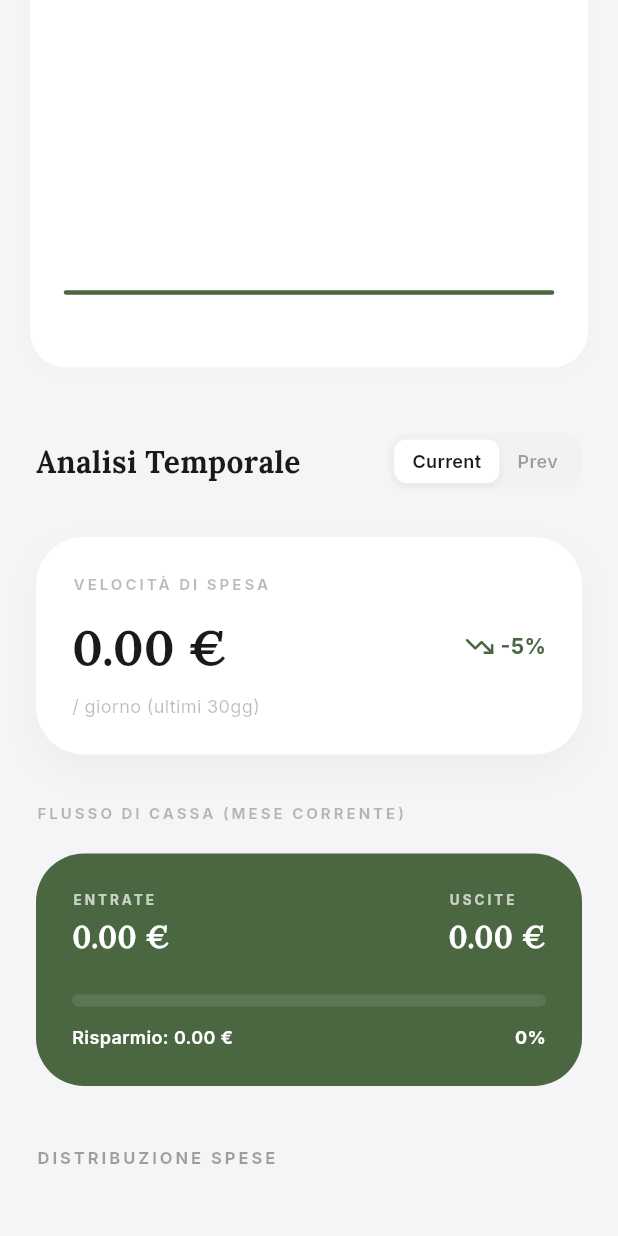
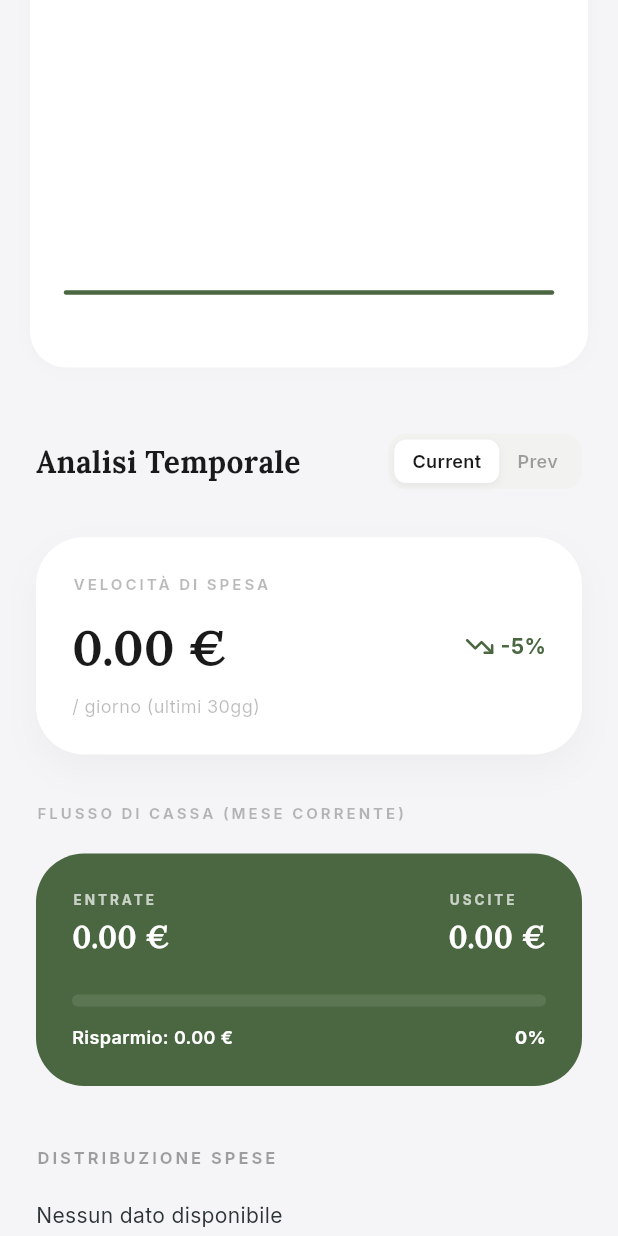
Before and after one commit to xnemesy/Fyne, a Flutter app: the InsightsScreen screen opened directly, scrolled down 341 dp, on a phone screen of 412 x 824 dp. Run offline on Flutter 3.47's test engine with Material 3 defaults, Android fonts, the phone set to English and light mode, and no system bars; drawn by our look-alikes of fl_chart; our stand-ins replace csv, dio, firebase_auth, firebase_core, firebase_messaging, flutter_local_notifications and 12 more; missing offline and left inert: bip39, cryptography, crypton, google_mlkit_text_recognition, proximity_sensor, tflite_flutter; accounts and stored records are empty; generated files the repository leaves out were written again.

Commit message:
Refactor budget logic and UI to use BudgetStatus
Introduces the BudgetStatus model and budgetSummaryProvider to centralize budget progress and spending calculations. Updates BudgetsScreen, InsightsScreen, and BudgetCard to use BudgetStatus for more accurate and flexible budget display and insights. Improves robustness of Budget.fromJson to handle multiple key formats.

```diff
--- a/frontend/lib/providers/budget_provider.dart
+++ b/frontend/lib/providers/budget_provider.dart
@@ -116,7 +116,7 @@ final dailyAllowanceProvider = Provider<double>((ref) {
   final now = DateTime.now();
   final firstOfMonth = DateTime(now.year, now.month, 1);
   final spentThisMonth = transactions
-      .where((tx) => tx.bookingDate.isAfter(firstOfMonth))
+      .where((tx) => tx.bookingDate.isAfter(firstOfMonth) && tx.amount < 0)
       .fold(0.0, (sum, tx) => sum + tx.amount.abs());
 
   final remainingBudget = totalBudget - spentThisMonth;
@@ -132,3 +132,32 @@ final dailyAllowanceProvider = Provider<double>((ref) {
 final budgetsProvider = AsyncNotifierProvider<BudgetNotifier, List<Budget>>(() {
   return BudgetNotifier();
 });
+
+class BudgetStatus {
+  final Budget budget;
+  final double spent;
+  BudgetStatus({required this.budget, required this.spent});
+
+  double get progress => budget.limitAmount > 0 ? (spent / budget.limitAmount) : 0;
+  double get remaining => budget.limitAmount - spent;
+  bool get isOverBudget => spent > budget.limitAmount;
+}
+
+final budgetSummaryProvider = Provider<List<BudgetStatus>>((ref) {
+  final budgets = ref.watch(budgetsProvider).value ?? [];
+  final transactions = ref.watch(transactionsProvider).value ?? [];
+
+  final now = DateTime.now();
+  final firstOfMonth = DateTime(now.year, now.month, 1);
+
+  return budgets.map((budget) {
+    final categorySpent = transactions
+        .where((tx) =>
+          tx.categoryUuid == budget.categoryUuid &&
+          tx.bookingDate.isAfter(firstOfMonth) &&
+          tx.amount < 0)
+        .fold(0.0, (sum, tx) => sum + tx.amount.abs());
+
+    return BudgetStatus(budget: budget, spent: categorySpent);
+  }).toList();
+});
--- a/frontend/lib/screens/insights_screen.dart
+++ b/frontend/lib/screens/insights_screen.dart
@@ -104,10 +104,12 @@ class _InsightsScreenState extends ConsumerState<InsightsScreen> {
                     const SizedBox(height: 40),
                     Text("DISTRIBUZIONE SPESE", style: GoogleFonts.inter(letterSpacing: 2, fontSize: 11, fontWeight: FontWeight.bold, color: const Color(0xFF1A1A1A).withOpacity(0.4))),
                     const SizedBox(height: 20),
-                    budgetsAsync.when(
-                      data: (budgets) => _buildTopCategoriesSection(budgets),
-                      loading: () => const LinearProgressIndicator(color: Color(0xFF4A6741), backgroundColor: Color(0xFFF2F2F0)),
-                      error: (_, __) => const Text("Impossibile caricare i dati"),
+                    Consumer(
+                      builder: (context, ref, child) {
+                        final summaries = ref.watch(budgetSummaryProvider);
+                        if (summaries.isEmpty) return const Text("Nessun dato disponibile");
+                        return _buildTopCategoriesSection(summaries);
+                      },
                     ),
                   ],
                 ),
@@ -206,37 +208,29 @@ class _InsightsScreenState extends ConsumerState<InsightsScreen> {
   }
 
   List<FlSpot> _generateDynamicSpots(double current, List<TransactionModel> transactions) {
-    if (transactions.isEmpty) {
-      return [
-        FlSpot(0, current * 0.98), FlSpot(1, current * 0.99),
-        FlSpot(2, current * 0.97), FlSpot(3, current * 0.98),
-        FlSpot(4, current * 0.99), FlSpot(5, current * 0.995),
-        FlSpot(6, current),
-      ];
-    }
+    // We want 7 spots, from 6 days ago (x=0) to today (x=6)
+    final List<FlSpot> spots = [];
+    double balanceAtTime = current;
+    final now = DateTime.now();
+    final today = DateTime(now.year, now.month, now.day);
 
-    // Sort transactions by date
-    final sortedTxs = List<TransactionModel>.from(transactions)
-      ..sort((a, b) => a.bookingDate.compareTo(b.bookingDate));
+    // Most recent spot is today
+    spots.add(FlSpot(6, balanceAtTime));
 
-    // Calculate historical net worth by subtracting transaction amounts backwards
-    List<FlSpot> spots = [];
-    double runningNetWorth = current;
-    spots.add(FlSpot(6, runningNetWorth));
+    // Reverse historical days
+    for (int i = 1; i <= 6; i++) {
+      // Transactions that happened on the day we are "reversing" (moving back from current)
+      // Day being reversed: (i-1) days ago
+      final dayToReverse = today.subtract(Duration(days: i - 1));
+      final nextDay = dayToReverse.add(const Duration(days: 1));
 
-    final now = DateTime.now();
-    for (int i = 1; i <= 6; i++) {
-        final dayStart = now.subtract(Duration(days: i));
-        final dayEnd = now.subtract(Duration(days: i - 1));
+      final dayTxs = transactions.where((tx) =>
+        tx.bookingDate.isAfter(dayToReverse) && tx.bookingDate.isBefore(nextDay));
 
-        final daysTransactions = transactions.where((tx) =>
-          tx.bookingDate.isAfter(dayStart) && tx.bookingDate.isBefore(dayEnd));
-
-        for (var tx in daysTransactions) {
-             // To go back in time, subtract income and add back expenses
-             runningNetWorth -= tx.amount;
-        }
-        spots.add(FlSpot((6 - i).toDouble(), runningNetWorth));
+      for (var tx in dayTxs) {
+        balanceAtTime -= tx.amount;
+      }
+      spots.add(FlSpot((6 - i).toDouble(), balanceAtTime));
     }
 
     return spots.reversed.toList();
@@ -426,15 +420,15 @@ class _InsightsScreenState extends ConsumerState<InsightsScreen> {
     );
   }
 
-  Widget _buildTopCategoriesSection(List<Budget> budgets) {
-    final sortedBudgets = List<Budget>.from(budgets)..sort((a, b) => b.currentSpent.compareTo(a.currentSpent));
+  Widget _buildTopCategoriesSection(List<BudgetStatus> summaries) {
+    final sortedSummaries = List<BudgetStatus>.from(summaries)..sort((a, b) => b.spent.compareTo(a.spent));
     return Column(
-      children: sortedBudgets.take(5).map((budget) {
+      children: sortedSummaries.take(5).map((status) {
         return _categoryRow(
-          budget.decryptedCategoryName ?? "Sconosciuta",
-          "${budget.currentSpent.toStringAsFixed(0)} €",
-          budget.progress,
-          budget.isOverBudget ? const Color(0xFFD63031) : const Color(0xFF4A6741),
+          status.budget.decryptedCategoryName ?? "Sconosciuta",
+          "${status.spent.toStringAsFixed(0)} €",
+          status.progress,
+          status.isOverBudget ? const Color(0xFFD63031) : const Color(0xFF4A6741),
         );
       }).toList(),
     );
```
Also changed, not shown: frontend/lib/models/budget.dart (+4 -4 lines), frontend/lib/screens/budgets_screen.dart (+14 -7 lines), frontend/lib/widgets/budget_card.dart (+20 -10 lines).
